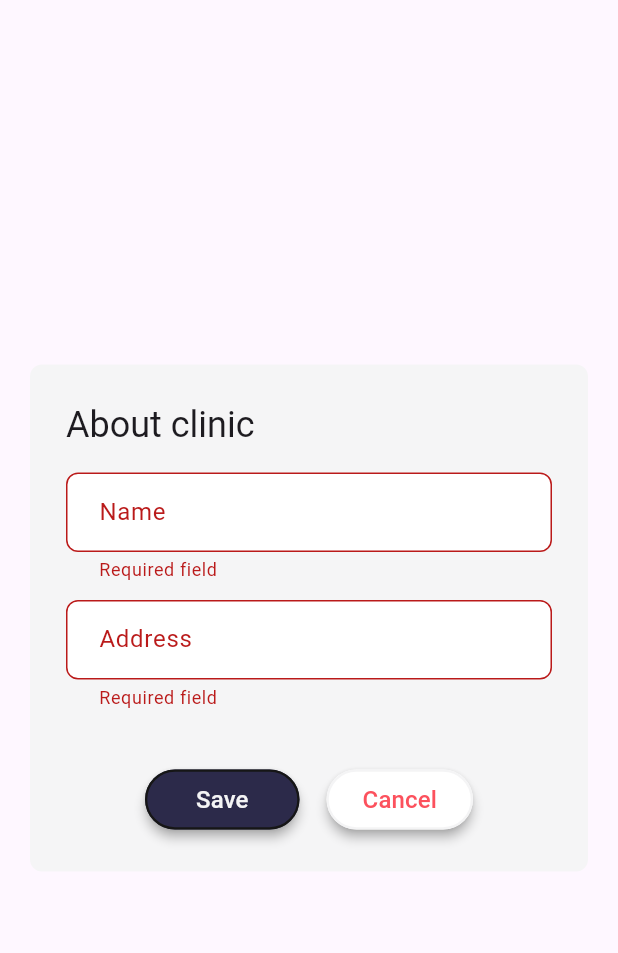
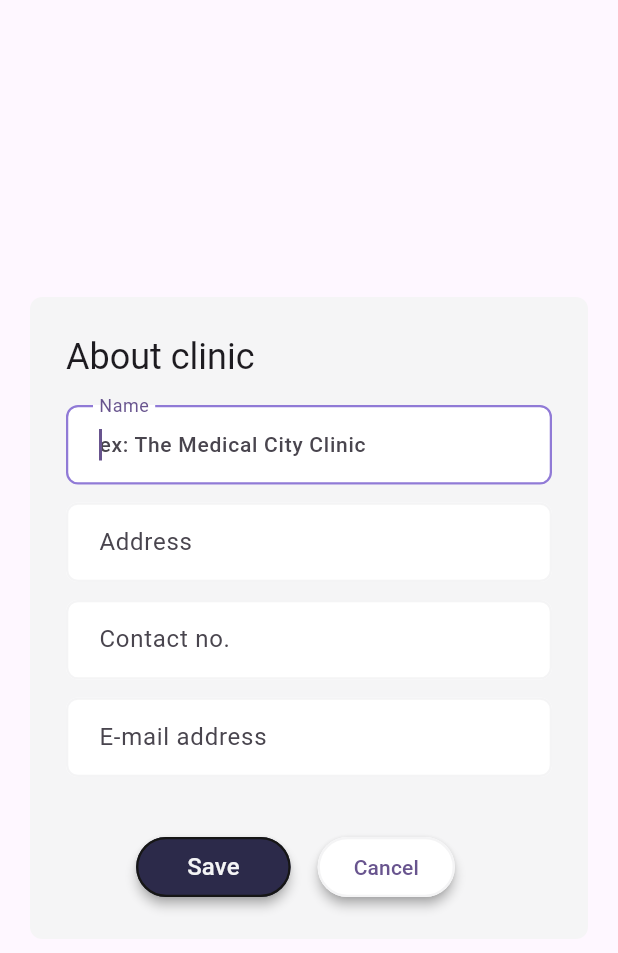
Before and after one commit to hijacque/Rx-Pro, a Flutter app: the ClinicInfoDialog widget shown alone on an empty page, opened directly, after a tap on "Save", on a phone screen of 412 x 824 dp. Shown: the top 953 px of the screen. Run offline on Flutter 3.47's test engine with Material 3 defaults, Android fonts, the light colour scheme and no system bars; our stand-ins replace pdf, printing; missing offline and left inert: sqlite3.

Commit message:
fix[props, ui]: add contact and email to Clinic object, remove unnecessary text field controllers by using TextFormField

```diff
--- a/lib/clinic.dart
+++ b/lib/clinic.dart
@@ -1,12 +1,86 @@
+import 'dart:async';
+
 import 'package:flutter/material.dart';
+import 'package:flutter/services.dart';
 
 import 'package:rxpro_app/style.dart';
 
 class Clinic {
+  final int id;
   final String name;
   final String address;
+  final String? contact;
+  final String? email;
 
-  const Clinic({required this.name, required this.address});
+  const Clinic(
+    this.id, {
+    required this.name,
+    required this.address,
+    this.contact,
+    this.email,
+  });
+}
+
+class DeleteClinicDialog extends StatefulWidget {
+  const DeleteClinicDialog({super.key});
+
+  @override
+  State<DeleteClinicDialog> createState() => _DeleteClinicDialogState();
+}
+
+class _DeleteClinicDialogState extends State<DeleteClinicDialog> {
+  @override
+  Widget build(BuildContext context) {
+    return AlertDialog(
+      shape: const RoundedRectangleBorder(
+        borderRadius: BorderRadius.all(Radius.circular(8)),
+      ),
+      backgroundColor: LIGHT,
+      surfaceTintColor: Colors.white,
+      title: const Text('Are you sure?'),
+      content: Column(
+        mainAxisSize: MainAxisSize.min,
+        children: [
+          const Text(
+              'Do you want to permanently remove the clinic information?'),
+          const SizedBox(height: 12),
+          Wrap(
+            spacing: 18,
+            children: [
+              TextButton(
+                onPressed: () => Navigator.pop(context, true),
+                style: TextButton.styleFrom(
+                  backgroundColor: Colors.white,
+                  shadowColor: Colors.grey,
+                  elevation: 3,
+                  side: const BorderSide(color: LIGHT, width: 1.5),
+                  padding: const EdgeInsets.symmetric(horizontal: 24),
+                ),
+                child: const Text(
+                  'Yes',
+                  style: TextStyle(color: DANGER, fontSize: 16),
+                ),
+              ),
+              TextButton(
+                onPressed: () => Navigator.pop(context),
+                style: TextButton.styleFrom(
+                  backgroundColor: INDIGO,
+                  shadowColor: Colors.grey,
+                  elevation: 3,
+                  side: const BorderSide(color: DARK, width: 1.5),
+                  padding: const EdgeInsets.symmetric(horizontal: 34),
+                ),
+                child: const Text(
+                  'No',
+                  style: TextStyle(color: LIGHT, fontSize: 16),
+                ),
+              ),
+            ],
+          ),
+        ],
+      ),
+    );
+  }
 }
 
 class ClinicInfoDialog extends StatefulWidget {
@@ -18,20 +92,30 @@ class ClinicInfoDialog extends StatefulWidget {
 }
 
 class _ClinicInfoDialogState extends State<ClinicInfoDialog> {
-  final TextEditingController _nameFieldController = TextEditingController();
-  final TextEditingController _addressFieldController = TextEditingController();
-
-  bool? _hasName;
-  bool? _hasAddress;
+  Timer? _errorTimer;
+  String _name = '';
+  String _address = '';
+  String _contact = '';
+  String _email = '';
+  bool _showError = false;
 
   @override
   void initState() {
     super.initState();
 
     if (widget.existingClinic != null) {
-      _nameFieldController.text = widget.existingClinic!.name;
-      _addressFieldController.text = widget.existingClinic!.address;
+      Clinic clinic = widget.existingClinic!;
+      _name = clinic.name;
+      _address = clinic.address;
+      _contact = clinic.contact ?? '';
+      _email = clinic.email ?? '';
     }
+  }
+
+  @override
+  void dispose() {
+    _errorTimer?.cancel();
+    super.dispose();
   }
 
   @override
@@ -49,7 +133,9 @@ class _ClinicInfoDialogState extends State<ClinicInfoDialog> {
         child: Column(
           mainAxisSize: MainAxisSize.min,
           children: [
-            TextField(
+            TextFormField(
+              initialValue: _name,
+              autofocus: true,
               style: const TextStyle(
                 fontSize: 14,
                 color: BLUE,
@@ -58,17 +144,15 @@ class _ClinicInfoDialogState extends State<ClinicInfoDialog> {
               textInputAction: TextInputAction.next,
               decoration: lightTextFieldStyle.copyWith(
                 hintText: 'ex: The Medical City Clinic',
-                label: const Text('Name'),
-                error: _hasName == null
-                    ? null
-                    : !_hasName!
-                    ? const Text('Required field')
-                    : null,
+                labelText: 'Name',
+                errorText:
+                    (_showError && _name.isEmpty) ? 'Required field' : null,
               ),
-              controller: _nameFieldController,
+              onChanged: (value) => _name = value,
             ),
             const SizedBox(height: 12),
-            TextField(
+            TextFormField(
+              initialValue: _address,
               style: const TextStyle(
                 fontSize: 14,
                 color: BLUE,
@@ -77,14 +161,46 @@ class _ClinicInfoDialogState extends State<ClinicInfoDialog> {
               textInputAction: TextInputAction.next,
               decoration: lightTextFieldStyle.copyWith(
                 hintText: 'ex: 1234 Somewhere St., Place City',
-                label: const Text('Address'),
-                error: _hasAddress == null
-                    ? null
-                    : !_hasAddress!
-                    ? const Text('Required field')
-                    : null,
+                labelText: 'Address',
+                errorText:
+                    (_showError && _name.isEmpty) ? 'Required field' : null,
               ),
-              controller: _addressFieldController,
+              onChanged: (value) => _address = value,
+            ),
+            const SizedBox(height: 12),
+            TextFormField(
+              initialValue: _contact,
+              style: const TextStyle(
+                fontSize: 14,
+                color: BLUE,
+                fontWeight: FontWeight.w500,
+              ),
+              textInputAction: TextInputAction.next,
+              keyboardType: TextInputType.phone,
+              inputFormatters: [
+                FilteringTextInputFormatter.allow(RegExp(r'[0-9+]')),
+              ],
+              decoration: lightTextFieldStyle.copyWith(
+                hintText: 'Mobile / Landline',
+                labelText: 'Contact no.',
+              ),
+              onChanged: (value) => _contact = value,
+            ),
+            const SizedBox(height: 12),
+            TextFormField(
+              initialValue: _email,
+              style: const TextStyle(
+                fontSize: 14,
+                color: BLUE,
+                fontWeight: FontWeight.w500,
+              ),
+              textInputAction: TextInputAction.next,
+              keyboardType: TextInputType.emailAddress,
+              decoration: lightTextFieldStyle.copyWith(
+                hintText: 'sample@email.com',
+                labelText: 'E-mail address',
+              ),
+              onChanged: (value) => _email = value,
             ),
             const SizedBox(height: 36),
             Wrap(
@@ -92,22 +208,28 @@ class _ClinicInfoDialogState extends State<ClinicInfoDialog> {
               children: [
                 TextButton(
                   onPressed: () {
-                    String name = _nameFieldController.value.text;
-                    String address = _addressFieldController.value.text;
+                    setState(() {
+                      _showError = _name.isEmpty || _address.isEmpty;
+                    });
 
-                    if (name.isNotEmpty && address.isNotEmpty) {
+                    if (_showError) {
+                      _errorTimer =
+                          Timer(const Duration(milliseconds: 900), () {
+                        setState(() => _showError = false);
+                      });
+                    } else {
                       Navigator.pop(
                         context,
                         Clinic(
-                          name: name,
-                          address: address,
+                          (widget.existingClinic != null)
+                              ? widget.existingClinic!.id
+                              : -1,
+                          name: _name,
+                          address: _address,
+                          contact: _contact.isEmpty ? null : _contact,
+                          email: _email.isEmpty ? null : _email,
                         ),
                       );
-                    } else {
-                      setState(() {
-                        _hasName = name.isNotEmpty;
-                        _hasAddress = address.isNotEmpty;
-                      });
                     }
                   },
                   style: TextButton.styleFrom(
@@ -133,9 +255,32 @@ class _ClinicInfoDialogState extends State<ClinicInfoDialog> {
                     side: const BorderSide(color: LIGHT, width: 1.5),
                     padding: const EdgeInsets.symmetric(horizontal: 24),
                   ),
-                  child: const Text(
-                    'Cancel',
-                    style: TextStyle(color: DANGER, fontSize: 16),
+                  child: const Text('Cancel'),
+                ),
+                Visibility(
+                  visible: widget.existingClinic != null,
+                  child: TextButton(
+                    onPressed: () async {
+                      showDialog(
+                        context: context,
+                        builder: (context) => const DeleteClinicDialog(),
+                      ).then((deleteConfirmed) {
+                        if (deleteConfirmed != null && deleteConfirmed) {
+                          Navigator.pop(context, false);
+                        }
+                      });
+                    },
+                    style: TextButton.styleFrom(
+                      backgroundColor: Colors.white,
+                      shadowColor: Colors.grey,
+                      elevation: 3,
+                      side: const BorderSide(color: LIGHT, width: 1.5),
+                      padding: const EdgeInsets.symmetric(horizontal: 24),
+                    ),
+                    child: const Text(
+                      'Delete',
+                      style: TextStyle(color: DANGER, fontSize: 16),
+                    ),
                   ),
                 ),
               ],
```
